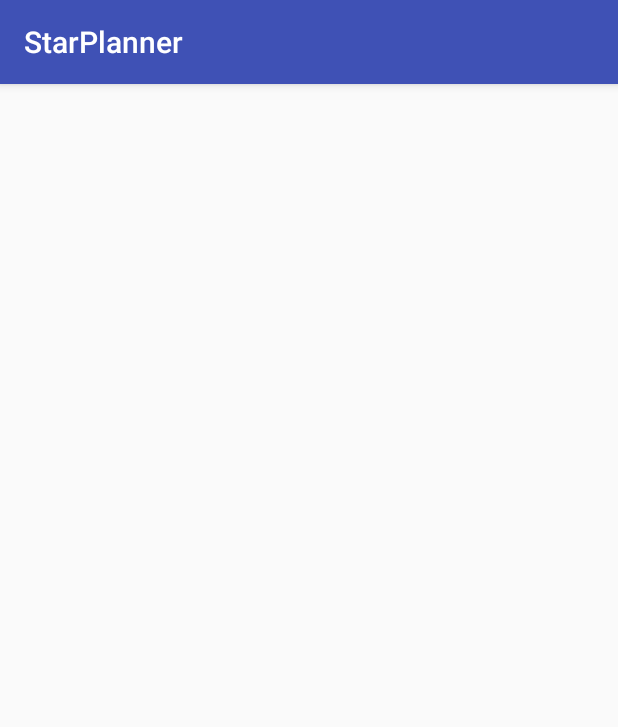
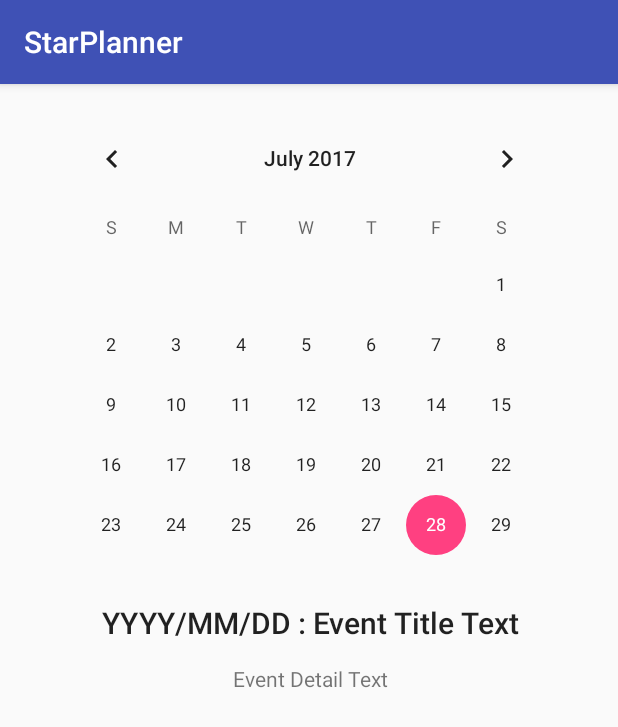
Before and after one commit to tdalliance/StarPlanner, an Android app: the Calendar screen opened directly, with no data from a screen before it, on a phone screen of 412 x 824 dp. Shown: the top 727 px of the screen. Run offline under Robolectric (Android 15) with nearby library versions, the phone set to English and light mode, and no system bars; 3 statements that could not run were skipped.

```diff
--- a/app/src/main/res/layout/activity_calendar.xml
+++ b/app/src/main/res/layout/activity_calendar.xml
@@ -6,4 +6,49 @@
     android:layout_height="match_parent"
     tools:context="org.thunderdot.starplanner.Calendar">
 
+    <CalendarView
+        android:id="@+id/calendarView_Event"
+        android:layout_width="347dp"
+        android:layout_height="308dp"
+        android:layout_marginTop="16dp"
+        app:layout_constraintLeft_toLeftOf="parent"
+        app:layout_constraintTop_toTopOf="parent"
+        app:layout_constraintRight_toRightOf="parent" />
+
+    <LinearLayout
+        android:id="@+id/Layout_Event"
+        android:layout_width="349dp"
+        android:layout_height="166dp"
+        android:layout_marginTop="8dp"
+        android:orientation="vertical"
+        app:layout_constraintHorizontal_bias="0.514"
+        app:layout_constraintLeft_toLeftOf="parent"
+        app:layout_constraintRight_toRightOf="parent"
+        app:layout_constraintTop_toBottomOf="@+id/calendarView_Event">
+
+        <TextView
+            android:id="@+id/textView_EventTitle"
+            android:layout_width="match_parent"
+            android:layout_height="wrap_content"
+            android:layout_marginTop="13dp"
+            android:text="YYYY/MM/DD : Event Title Text"
+            android:textAlignment="center"
+            android:textAppearance="@android:style/TextAppearance.Material.Title"
+            app:layout_constraintLeft_toLeftOf="parent"
+            app:layout_constraintRight_toRightOf="parent"
+            app:layout_constraintTop_toBottomOf="@+id/calendarView_Event" />
+
+        <TextView
+            android:id="@+id/textView_EventDetail"
+            android:layout_width="match_parent"
+            android:layout_height="wrap_content"
+            android:layout_marginTop="14dp"
+            android:layout_weight="1"
+            android:text="Event Detail Text"
+            android:textAlignment="center"
+            app:layout_constraintLeft_toLeftOf="parent"
+            app:layout_constraintRight_toRightOf="parent"
+            app:layout_constraintTop_toBottomOf="@+id/textView_EventTitle" />
+    </LinearLayout>
+
 </android.support.constraint.ConstraintLayout>
--- a/app/src/main/res/layout/nav_header_main_screen.xml
+++ b/app/src/main/res/layout/nav_header_main_screen.xml
@@ -13,7 +13,7 @@
     android:theme="@style/ThemeOverlay.AppCompat.Dark">
 
     <ImageView
-        android:id="@+id/imageView"
+        android:id="@+id/imageView_CurrentWeather"
         android:layout_width="wrap_content"
         android:layout_height="wrap_content"
         android:paddingTop="@dimen/nav_header_vertical_spacing"
--- a/build.gradle
+++ b/build.gradle
@@ -5,7 +5,7 @@ buildscript {
         jcenter()
     }
     dependencies {
-        classpath 'com.android.tools.build:gradle:2.3.2'
+        classpath 'com.android.tools.build:gradle:2.3.3'
 
         // NOTE: Do not place your application dependencies here; they belong
         // in the individual module build.gradle files
```
Also changed, not shown: app/src/main/java/org/thunderdot/starplanner/Calendar.java (+7 -0 lines), app/src/main/java/org/thunderdot/starplanner/MainActivity.java (+7 -0 lines), app/src/main/java/org/thunderdot/starplanner/model/Location.java (added, +52 -0 lines), app/src/main/java/org/thunderdot/starplanner/model/Weather.java (added, +159 -0 lines), app/src/main/java/org/thunderdot/starplanner/weather_service/JSONWeatherParser.java (added, +75 -0 lines), app/src/main/java/org/thunderdot/starplanner/weather_service/WeatherHttpClient.java (added, +96 -0 lines), app/src/main/res/layout/activity_main.xml (+4 -3 lines).
